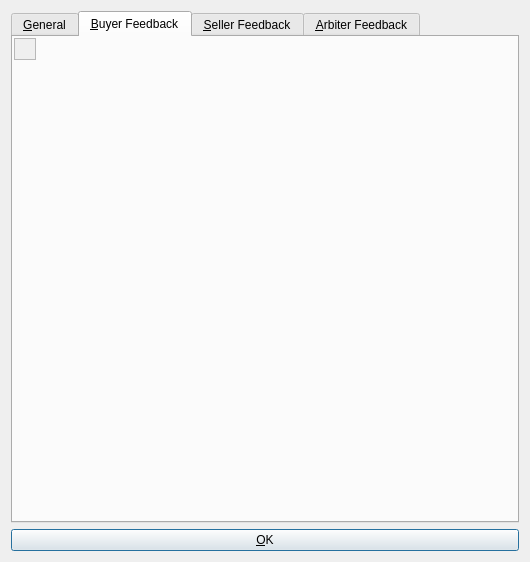
This is src/qt/forms/escrowinfodialog.ui in willyko/syscoin2 as Qt 5 draws it before an edit. The edited form follows.
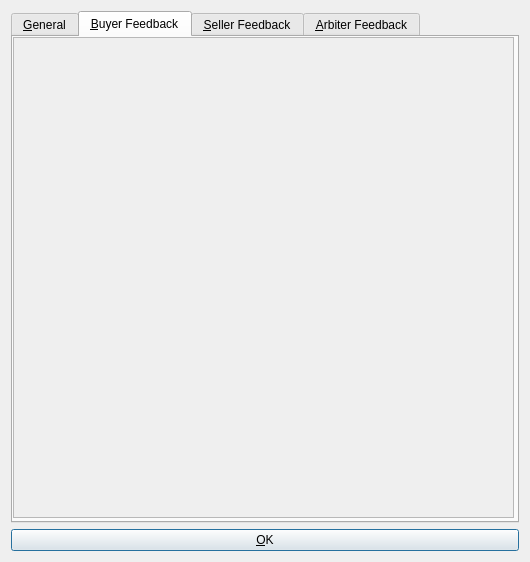
This is the edited form. The open tabs and pages were chosen to show the change.

```diff
--- a/src/qt/forms/escrowinfodialog.ui
+++ b/src/qt/forms/escrowinfodialog.ui
@@ -209,10 +209,10 @@
       <widget class="QScrollArea" name="scrollArea">
        <property name="geometry">
         <rect>
-         <x>1</x>
-         <y>1</y>
-         <width>22</width>
-         <height>22</height>
+         <x>0</x>
+         <y>0</y>
+         <width>501</width>
+         <height>481</height>
         </rect>
        </property>
        <property name="verticalScrollBarPolicy">
@@ -232,8 +232,8 @@
          <rect>
           <x>0</x>
           <y>0</y>
-          <width>20</width>
-          <height>20</height>
+          <width>499</width>
+          <height>479</height>
          </rect>
         </property>
         <layout class="QVBoxLayout" name="verticalLayout_3">
```
Left out of the diff: 16 changed lines with no effect on the pictures.
